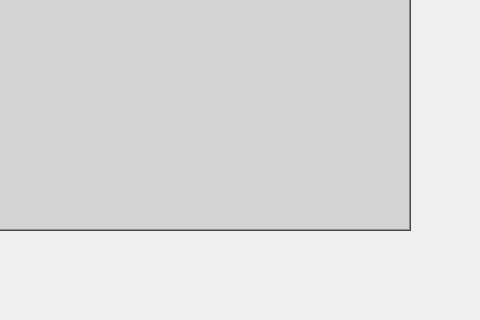
First picture: the form in pycharm_TR_project/W_admin_panel.ui, repository Dathator/TR_project, before the edit; both pictures show x 220 to 700 and y 180 to 500 of the 700 by 500 pixel window.
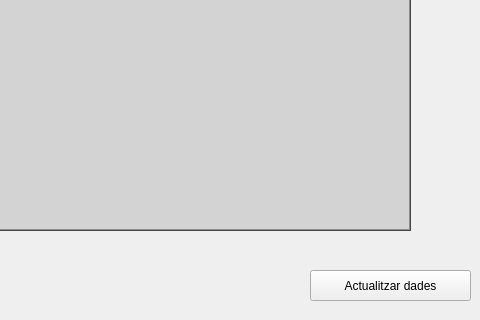
Second picture: the form after the edit.

Commit message: 7_Admin_panel_continued_1

```diff
--- a/pycharm_TR_project/W_admin_panel.ui
+++ b/pycharm_TR_project/W_admin_panel.ui
@@ -133,6 +133,19 @@
     <string>Tornar al menú</string>
    </property>
   </widget>
+  <widget class="QPushButton" name="saveButton">
+   <property name="geometry">
+    <rect>
+     <x>530</x>
+     <y>450</y>
+     <width>161</width>
+     <height>31</height>
+    </rect>
+   </property>
+   <property name="text">
+    <string>Actualitzar dades</string>
+   </property>
+  </widget>
  </widget>
  <resources/>
  <connections/>
```
The commit also changes 4 other files.
